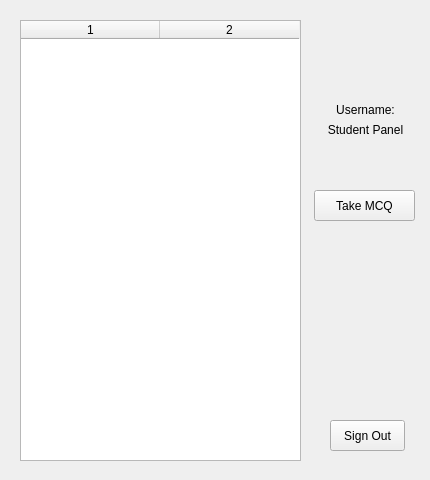
carlrizk/QCMpp, file userwindow.ui: the form before one commit.
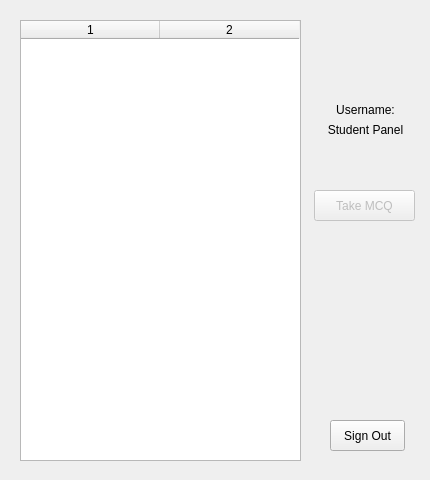
The form after the commit.

Diff of the .ui file:
```diff
--- a/userwindow.ui
+++ b/userwindow.ui
@@ -69,6 +69,9 @@
    </property>
   </widget>
   <widget class="QPushButton" name="button_take">
+   <property name="enabled">
+    <bool>false</bool>
+   </property>
    <property name="geometry">
     <rect>
      <x>314</x>
```
Left out of the diff: 2 changed lines with no effect on the pictures.
